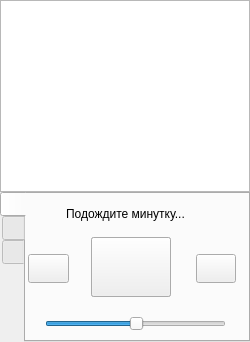
First picture: the form in src/krudio.ui, repository alexyalinc/krudio, before the edit.
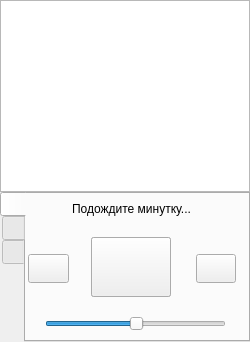
Second picture: the form after the edit. Icons and pictures are not drawn.

Commit message: Add song name

Diff of the .ui file:
```diff
--- a/src/krudio.ui
+++ b/src/krudio.ui
@@ -188,15 +188,18 @@
      <widget class="QLabel" name="waitMinute">
       <property name="geometry">
        <rect>
-        <x>40</x>
-        <y>10</y>
-        <width>131</width>
-        <height>20</height>
+        <x>0</x>
+        <y>-1</y>
+        <width>211</width>
+        <height>31</height>
        </rect>
       </property>
       <property name="text">
        <string>Подождите минутку...</string>
       </property>
+      <property name="alignment">
+       <set>Qt::AlignCenter</set>
+      </property>
      </widget>
      <widget class="QSlider" name="volumeChange">
       <property name="geometry">
@@ -223,6 +226,25 @@
        <enum>Qt::Horizontal</enum>
       </property>
      </widget>
+     <widget class="QLabel" name="label_5">
+      <property name="geometry">
+       <rect>
+        <x>0</x>
+        <y>0</y>
+        <width>211</width>
+        <height>41</height>
+       </rect>
+      </property>
+      <property name="text">
+       <string/>
+      </property>
+      <property name="alignment">
+       <set>Qt::AlignCenter</set>
+      </property>
+      <property name="wordWrap">
+       <bool>true</bool>
+      </property>
+     </widget>
      <zorder>pausePause</zorder>
      <zorder>prevPlay</zorder>
      <zorder>pausePlay</zorder>
```
Left out of the diff: 1 changed line with no effect on the pictures. The commit also changes 2 other files.
